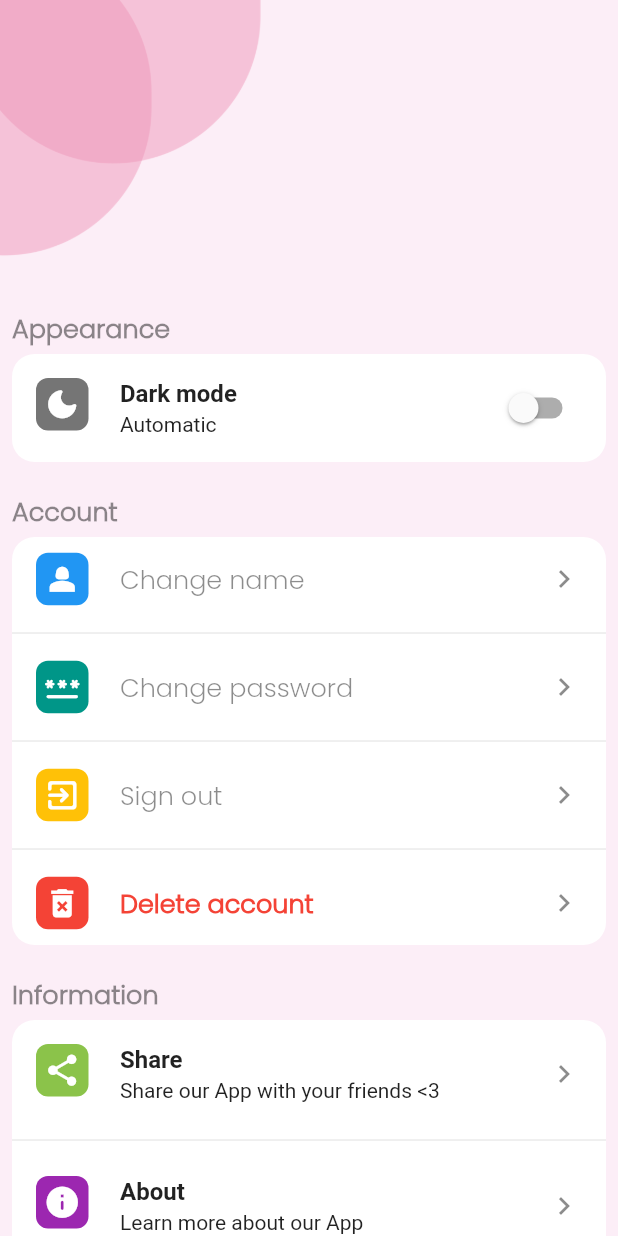
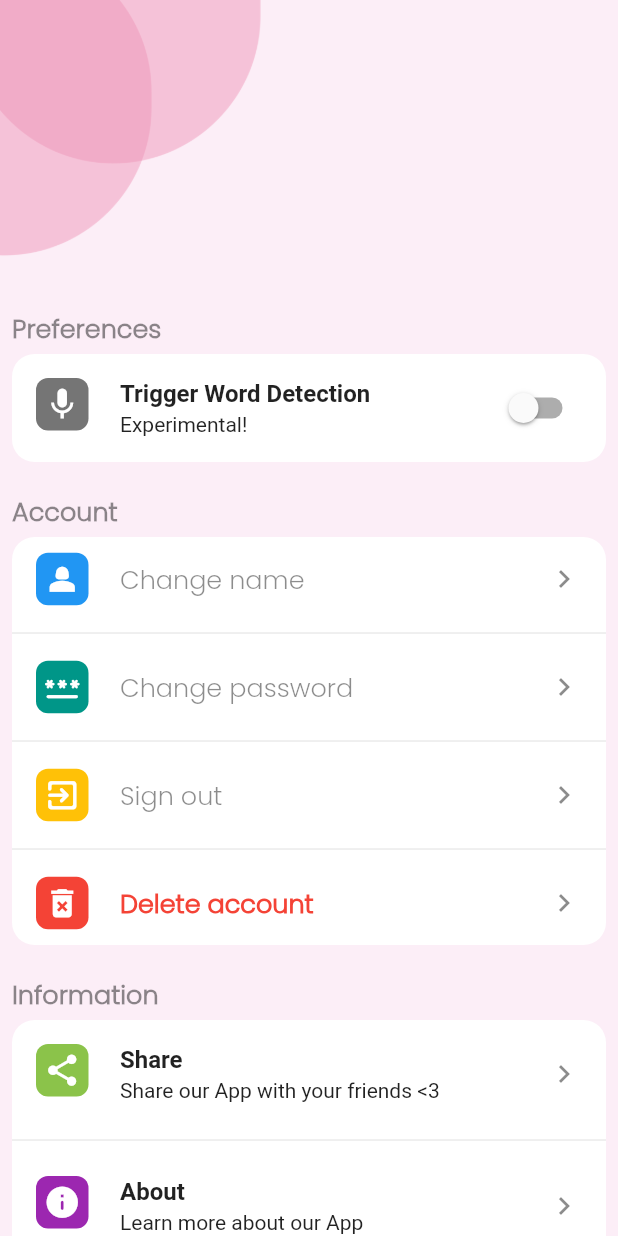
Before and after one commit to dila0/google-solution-challenge-2023-bilkent, a Flutter app: the SettingsScreen screen opened directly, on a phone screen of 412 x 824 dp. Run offline on Flutter 3.47's test engine with Material 2 defaults, Android fonts, the phone set to English and light mode, and no system bars; drawn by our look-alikes of babstrap_settings_screen; our stand-ins replace assets_audio_player, awesome_snackbar_content, banner_carousel, cloud_firestore, firebase_auth, firebase_core and 6 more; missing offline and left inert: favorite_button, flutter_sms, smart_alert_dialog; accounts and stored records are empty.

Commit message:
using preferences package for saving the preference to enable or disable experimental features.

```diff
--- a/lib/screens/settings_screen.dart
+++ b/lib/screens/settings_screen.dart
@@ -10,6 +10,7 @@ import 'package:google_solution/utilities/bottom_bar.dart';
 import 'package:babstrap_settings_screen/babstrap_settings_screen.dart';
 import 'package:google_solution/utilities/custom_animations.dart';
 import 'package:google_solution/utilities/firebase_utility.dart';
+import 'package:shared_preferences/shared_preferences.dart';
 import 'package:smart_alert_dialog/models/alert_dialog_style.dart';
 import 'package:smart_alert_dialog/models/alert_dialog_text.dart';
 import 'package:smart_alert_dialog/smart_alert_dialog.dart';
@@ -23,7 +24,9 @@ class SettingsScreen extends StatefulWidget {
 }
 
 class _SettingsScreenState extends State<SettingsScreen> {
-  bool darkMode = false;
+  late bool triggerWordDetection;
+  late SharedPreferences prefs;
+
   void _yesNoSmartAlert(BuildContext context) {
     showDialog(
       context: context,
@@ -43,6 +46,25 @@ class _SettingsScreenState extends State<SettingsScreen> {
         onConfirmPressed: () => FirebaseUtility.deleteAccount(context),
       ),
     );
+  }
+
+  void getPreferences() async {
+    prefs = await SharedPreferences.getInstance();
+    setState(() {
+      triggerWordDetection = prefs.getBool('triggerWord') ?? false;
+    });
+  }
+
+  void changeTriggerWordDetectionStatus() async {
+    triggerWordDetection = !triggerWordDetection;
+    await prefs.setBool('triggerWord', triggerWordDetection);
+  }
+
+  @override
+  void initState() {
+    // TODO: implement initState
+    super.initState();
+    getPreferences();
   }
 
   @override
@@ -72,24 +94,24 @@ class _SettingsScreenState extends State<SettingsScreen> {
             physics: const BouncingScrollPhysics(),
             children: [
               SettingsGroup(
-                settingsGroupTitle: "Appearance",
+                settingsGroupTitle: "Preferences",
                 settingsGroupTitleStyle:
                     kSignUpInfoStyle.copyWith(fontWeight: FontWeight.w900),
                 items: [
                   SettingsItem(
                     onTap: () {
                       setState(() {
-                        darkMode = !darkMode;
+                        changeTriggerWordDetectionStatus();
                       });
                     },
-                    icons: Icons.dark_mode_rounded,
+                    icons: Icons.mic,
                     iconStyle: IconStyle(
                       backgroundColor: Colors.black54,
                     ),
-                    title: 'Dark mode',
-                    subtitle: "Automatic",
+                    title: 'Trigger Word Detection',
+                    subtitle: "Experimental!",
                     trailing: Switch.adaptive(
-                      value: darkMode,
+                      value: triggerWordDetection,
                       onChanged: (value) {},
                     ),
                   ),
--- a/pubspec.yaml
+++ b/pubspec.yaml
@@ -52,6 +52,7 @@ dependencies:
   babstrap_settings_screen: ^0.1.4
   smart_alert_dialog: ^4.0.4
   flutter_native_contact_picker: ^0.0.3
+  shared_preferences: ^2.0.18
 
 
 dev_dependencies:
```
